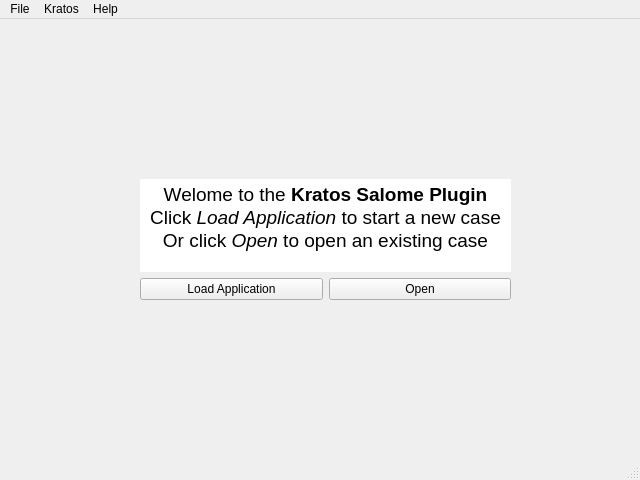
The window that kratos_salome_plugin/gui/ui_forms/plugin_main_window.ui (KratosMultiphysics/KratosSalomePlugin) describes before a commit, drawn with Qt 5.
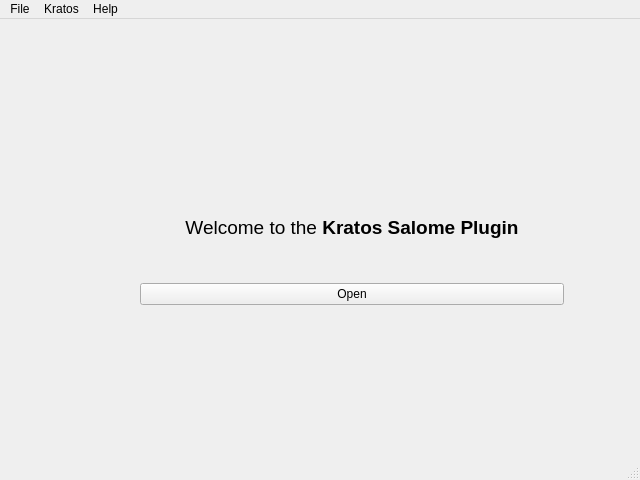
The same window after the commit.

```diff
--- a/kratos_salome_plugin/gui/ui_forms/plugin_main_window.ui
+++ b/kratos_salome_plugin/gui/ui_forms/plugin_main_window.ui
@@ -20,36 +20,20 @@
      <rect>
       <x>140</x>
       <y>160</y>
-      <width>371</width>
-      <height>121</height>
+      <width>424</width>
+      <height>126</height>
      </rect>
     </property>
     <layout class="QVBoxLayout" name="verticalLayout">
      <item>
-      <widget class="QTextBrowser" name="textBrowser">
-       <property name="frameShape">
-        <enum>QFrame::NoFrame</enum>
-       </property>
-       <property name="html">
-        <string>&lt;!DOCTYPE HTML PUBLIC &quot;-//W3C//DTD HTML 4.0//EN&quot; &quot;http://www.w3.org/TR/REC-html40/strict.dtd&quot;&gt;
-&lt;html&gt;&lt;head&gt;&lt;meta name=&quot;qrichtext&quot; content=&quot;1&quot; /&gt;&lt;style type=&quot;text/css&quot;&gt;
-p, li { white-space: pre-wrap; }
-&lt;/style&gt;&lt;/head&gt;&lt;body style=&quot; font-family:'Ubuntu'; font-size:11pt; font-weight:400; font-style:normal;&quot;&gt;
-&lt;p align=&quot;center&quot; style=&quot; margin-top:0px; margin-bottom:0px; margin-left:0px; margin-right:0px; -qt-block-indent:0; text-indent:0px;&quot;&gt;&lt;span style=&quot; font-size:14pt;&quot;&gt;Welome to the &lt;/span&gt;&lt;span style=&quot; font-size:14pt; font-weight:600;&quot;&gt;Kratos Salome Plugin&lt;/span&gt;&lt;/p&gt;
-&lt;p align=&quot;center&quot; style=&quot; margin-top:0px; margin-bottom:0px; margin-left:0px; margin-right:0px; -qt-block-indent:0; text-indent:0px;&quot;&gt;&lt;span style=&quot; font-size:14pt;&quot;&gt;Click &lt;/span&gt;&lt;span style=&quot; font-size:14pt; font-style:italic;&quot;&gt;Load Application&lt;/span&gt;&lt;span style=&quot; font-size:14pt;&quot;&gt; to start a new case&lt;/span&gt;&lt;/p&gt;
-&lt;p align=&quot;center&quot; style=&quot; margin-top:0px; margin-bottom:0px; margin-left:0px; margin-right:0px; -qt-block-indent:0; text-indent:0px;&quot;&gt;&lt;span style=&quot; font-size:14pt;&quot;&gt;Or click &lt;/span&gt;&lt;span style=&quot; font-size:14pt; font-style:italic;&quot;&gt;Open&lt;/span&gt;&lt;span style=&quot; font-size:14pt;&quot;&gt; to open an existing case&lt;/span&gt;&lt;/p&gt;&lt;/body&gt;&lt;/html&gt;</string>
+      <widget class="QLabel" name="label">
+       <property name="text">
+        <string>&lt;html&gt;&lt;head/&gt;&lt;body&gt;&lt;p align=&quot;center&quot;&gt;&lt;span style=&quot; font-size:14pt;&quot;&gt;Welcome to the &lt;/span&gt;&lt;span style=&quot; font-size:14pt; font-weight:600;&quot;&gt;Kratos Salome Plugin&lt;/span&gt;&lt;/p&gt;&lt;/body&gt;&lt;/html&gt;</string>
        </property>
       </widget>
      </item>
      <item>
       <layout class="QHBoxLayout" name="horizontalLayout">
-       <item>
-        <widget class="QPushButton" name="pushButton_Load_Application">
-         <property name="text">
-          <string>Load Application</string>
-         </property>
-        </widget>
-       </item>
        <item>
         <widget class="QPushButton" name="pushButton_Open">
          <property name="text">
```
Left out of the diff: 26 changed lines with no effect on the pictures.
